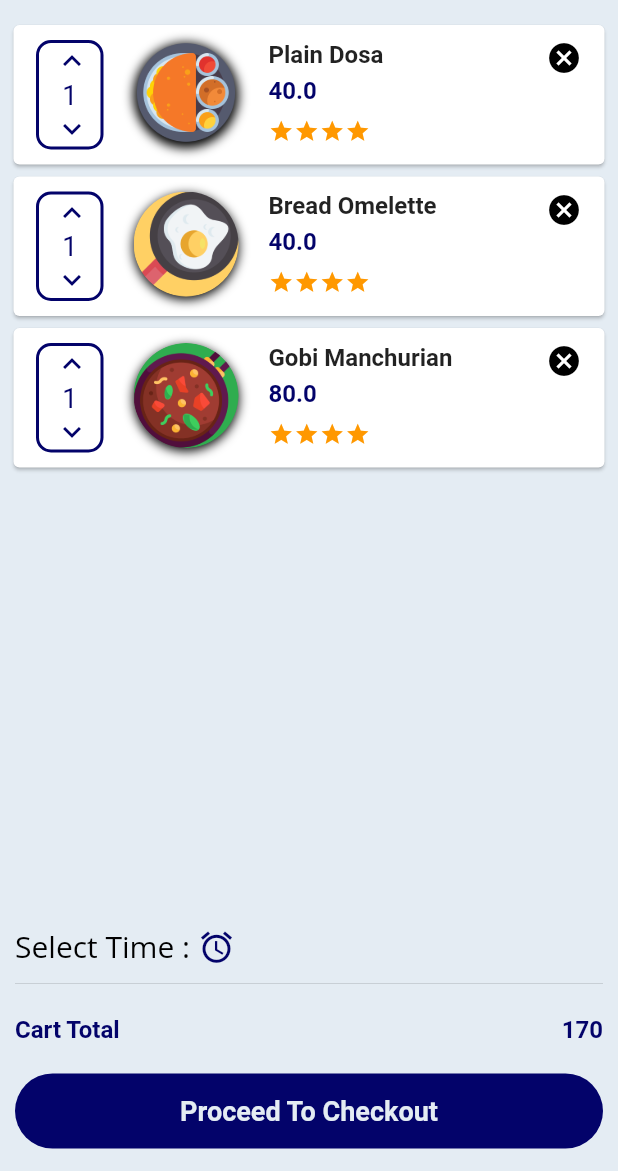
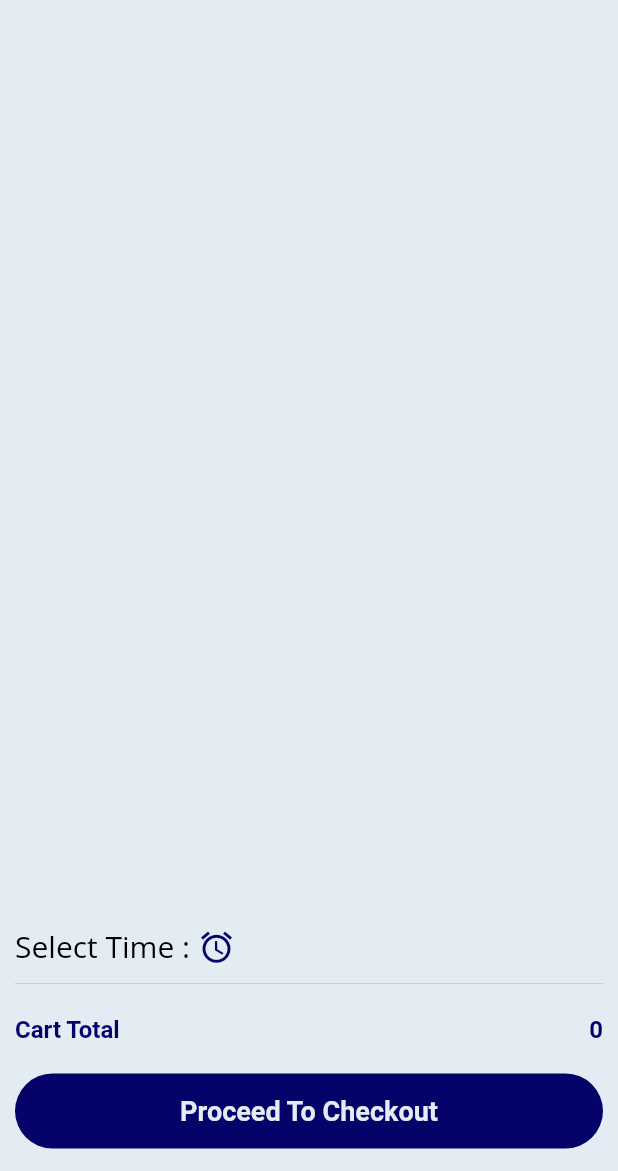
Before and after one commit to aravintharaj-s/Food-Order-App-SD-Lab, a Flutter app: the MenuPage screen opened by its route, scrolled down 1152 dp, after a tap on the "shopping cart" icon, on a phone screen of 412 x 824 dp, the part 65-1236 px from its top. Run offline on Flutter 3.47's test engine with Material 2 defaults, Android fonts, the phone set to English and light mode, and no system bars; our stand-ins replace cloud_firestore, firebase_auth, firebase_core, simple_animations, supercharged; accounts and stored records are empty.

Commit message:
implemented simple cart page

```diff
--- a/lib/Pages/cartpage.dart
+++ b/lib/Pages/cartpage.dart
@@ -1,5 +1,6 @@
 import 'package:flutter/material.dart';
 import 'package:sdlad_fos/Pages/invoice.dart';
+import 'package:sdlad_fos/Pages/menupage.dart';
 import 'package:sdlad_fos/constants.dart';
 import 'package:sdlad_fos/utilities/menuText.dart';
 import 'package:sdlad_fos/utilities/navigationDrawerWidget.dart';
@@ -7,8 +8,8 @@ import 'package:sdlad_fos/utilities/sample_cart.dart';
 
 class CartPage extends StatefulWidget {
   static String id = 'Cart_page';
-
-  const CartPage({Key? key}) : super(key: key);
+  final List cartItems;
+  const CartPage({Key? key, required this.cartItems}) : super(key: key);
   @override
   _CartPageState createState() => _CartPageState();
 }
@@ -55,25 +56,25 @@ class _CartPageState extends State<CartPage> {
         backgroundColor: kInactiveColor,
         elevation: 0,
       ),
-      body: ListView(
-        padding: const EdgeInsets.symmetric(horizontal: 5.0),
-        scrollDirection: Axis.vertical,
-        children: const <Widget>[
-          OrderCard(
-              name: "Plain Dosa", img: "images/masala-dosa.png", price: 40),
-          OrderCard(
-              name: "Bread Omelette", img: "images/omelette.png", price: 40),
-          OrderCard(
-              name: "Gobi Manchurian",
-              img: "images/tikka-masala (1).png",
-              price: 80),
-        ],
+      body: ListView.builder(
+        padding: const EdgeInsets.symmetric(horizontal: 5),
+        itemCount: cartItems.length,
+        itemBuilder: (context, index) {
+          return OrderCard(
+              name: cartItems[index]['name'],
+              img: cartItems[index]['imagePath'],
+              price: cartItems[index]['price']);
+        },
       ),
       bottomNavigationBar: _buildTotalContainer(),
     );
   }
 
   Widget _buildTotalContainer() {
+    int total = 0;
+    for (int i = 0; i < cartItems.length; i++) {
+      total = total + cartItems[i]['price'] as int;
+    }
     return Container(
       height: 220.0,
       padding: const EdgeInsets.only(
@@ -159,8 +160,8 @@ class _CartPageState extends State<CartPage> {
           Row(
             mainAxisSize: MainAxisSize.max,
             mainAxisAlignment: MainAxisAlignment.spaceBetween,
-            children: const <Widget>[
-              Text(
+            children: <Widget>[
+              const Text(
                 "Cart Total",
                 style: TextStyle(
                     color: kDarkssn,
@@ -168,8 +169,8 @@ class _CartPageState extends State<CartPage> {
                     fontWeight: FontWeight.bold),
               ),
               Text(
-                "170",
-                style: TextStyle(
+                "$total",
+                style: const TextStyle(
                     color: kDarkssn,
                     fontSize: 16.0,
                     fontWeight: FontWeight.bold),
@@ -207,3 +208,17 @@ class _CartPageState extends State<CartPage> {
     );
   }
 }
+// ListView(
+// padding: const EdgeInsets.symmetric(horizontal: 5.0),
+// scrollDirection: Axis.vertical,
+// children: const <Widget>[
+// OrderCard(
+// name: "Plain Dosa", img: "images/masala-dosa.png", price: 40),
+// OrderCard(
+// name: "Bread Omelette", img: "images/omelette.png", price: 40),
+// OrderCard(
+// name: "Gobi Manchurian",
+// img: "images/tikka-masala (1).png",
+// price: 80),
+// ],
+// )
--- a/lib/Pages/menupage.dart
+++ b/lib/Pages/menupage.dart
@@ -29,6 +29,7 @@ List categoriesList = [
   juice,
   milkshake,
 ];
+List cartItems = [];
 
 class _MenuPageState extends State<MenuPage> {
   @override
@@ -59,7 +60,11 @@ class _MenuPageState extends State<MenuPage> {
           ),
           GestureDetector(
             onTap: () {
-              Navigator.pushNamed(context, CartPage.id);
+              Navigator.push(
+                  context,
+                  MaterialPageRoute(
+                      builder: (context) => CartPage(cartItems: cartItems)));
+              //Navigator.pushNamed(context, CartPage.id, arguments: cartItems);
             },
             child: const Padding(
               padding: EdgeInsets.only(left: 10.0, right: 8.0),
@@ -173,7 +178,7 @@ class _MenuPageState extends State<MenuPage> {
   }
 }
 
-Widget popularFoodCard(var imagePath, var name, var price) {
+Widget popularFoodCard(String imagePath, String name, int price) {
   return Container(
     margin: const EdgeInsets.only(right: 20, left: 15, top: 25),
     decoration: BoxDecoration(
@@ -255,7 +260,14 @@ Widget popularFoodCard(var imagePath, var name, var price) {
                   child: IconButton(
                       icon: const Icon(Icons.add),
                       color: kDarkssn,
-                      onPressed: () {}))),
+                      onPressed: () {
+                        cartItems.add({
+                          'imagePath': imagePath,
+                          'name': name,
+                          'price': price,
+                        });
+                        print(cartItems);
+                      }))),
         ],
       ),
     ),
--- a/lib/main.dart
+++ b/lib/main.dart
@@ -1,6 +1,5 @@
 import 'package:firebase_core/firebase_core.dart';
 import 'package:flutter/material.dart';
-import 'package:sdlad_fos/Pages/cartpage.dart';
 import 'package:sdlad_fos/Pages/forgotPassword_page.dart';
 import 'package:sdlad_fos/Pages/invoice.dart';
 import 'package:sdlad_fos/Pages/login_page.dart';
@@ -12,7 +11,7 @@ import 'Pages/splash.dart';
 void main() async {
   WidgetsFlutterBinding.ensureInitialized();
   await Firebase.initializeApp();
-  runApp(MyApp());
+  runApp(const MyApp());
 }
 
 class MyApp extends StatelessWidget {
@@ -33,7 +32,7 @@ class MyApp extends StatelessWidget {
           Signup.id: (context) => Signup(),
           ForgotPassword.id: (context) => const ForgotPassword(),
           MenuPage.id: (context) => const MenuPage(),
-          CartPage.id: (context) => CartPage(),
+          //CartPage.id: (context) => const CartPage(),
           InvoicePage.id: (context) => const InvoicePage()
         });
   }
--- a/lib/utilities/order_card.dart
+++ b/lib/utilities/order_card.dart
@@ -5,7 +5,7 @@ import 'package:sdlad_fos/utilities/menuText.dart';
 class OrderCard extends StatefulWidget {
   final String name;
   final String img;
-  final double price;
+  final int price;
   const OrderCard({required this.name, required this.img, required this.price});
   @override
   _OrderCardState createState() => _OrderCardState();
--- a/lib/utilities/sample_cart.dart
+++ b/lib/utilities/sample_cart.dart
@@ -4,7 +4,7 @@ import 'package:sdlad_fos/constants.dart';
 class OrderCard extends StatelessWidget {
   final String name;
   final String img;
-  final double price;
+  final int price;
   const OrderCard({required this.name, required this.img, required this.price});
 
   @override
@@ -33,7 +33,7 @@ class OrderCard extends StatelessWidget {
                         onTap: () {},
                         child: const Icon(Icons.keyboard_arrow_up,
                             color: kDarkssn)),
-                    Text(
+                    const Text(
                       "1",
                       style: TextStyle(fontSize: 18.0, color: kDarkssn),
                     ),
@@ -93,7 +93,7 @@ class OrderCard extends StatelessWidget {
                     scrollDirection: Axis.horizontal,
                     children: <Widget>[
                       Row(
-                        children: <Widget>[
+                        children: const <Widget>[
                           Icon(Icons.star, color: Colors.orange, size: 17),
                           Icon(Icons.star, color: Colors.orange, size: 17),
                           Icon(Icons.star, color: Colors.orange, size: 17),
```
